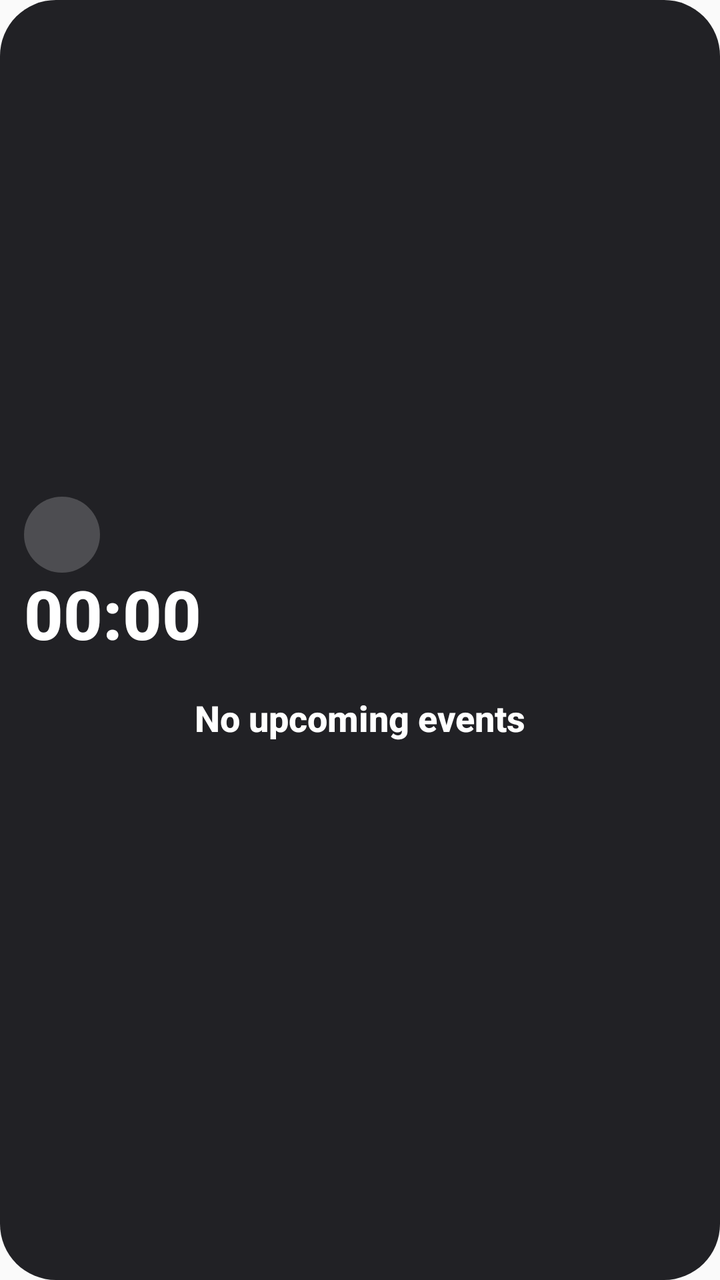
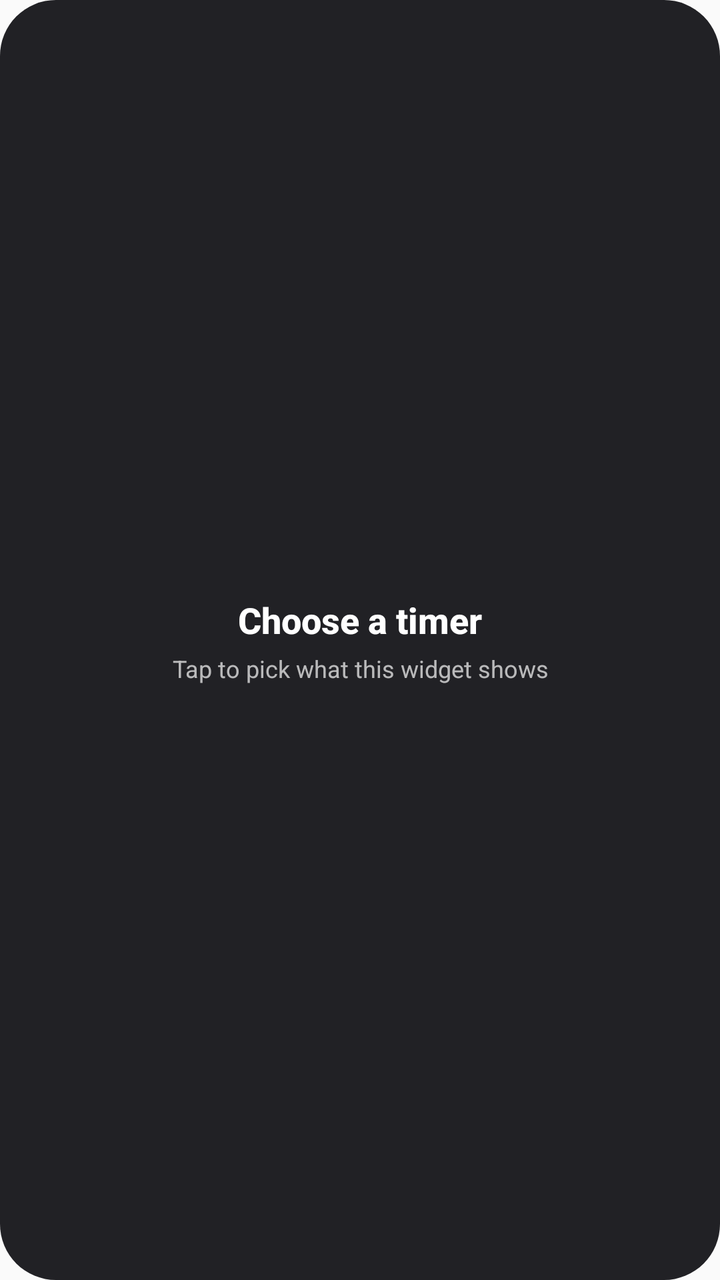

Two renders of the same Android screen: before a commit and after it. Below are the layout's source before the change and the commit's diff.
<!-- AndroidManifest.xml: application theme Theme.Clockdown -->
<!-- res/layout/widget.xml -->
<?xml version="1.0" encoding="utf-8"?>
<LinearLayout xmlns:android="http://schemas.android.com/apk/res/android"
    android:id="@+id/root"
    android:layout_width="match_parent"
    android:layout_height="match_parent"
    android:background="@drawable/widget_bg"
    android:gravity="center_vertical"
    android:orientation="vertical"
    android:padding="12dp">

    <LinearLayout
        android:layout_width="match_parent"
        android:layout_height="wrap_content"
        android:gravity="center_vertical"
        android:orientation="horizontal">

        <TextView
            android:id="@+id/emoji"
            android:layout_width="38dp"
            android:layout_height="38dp"
            android:background="@drawable/widget_badge_light"
            android:gravity="center"
            android:textSize="20sp" />

        <TextView
            android:id="@+id/name"
            android:layout_width="0dp"
            android:layout_height="wrap_content"
            android:layout_marginStart="10dp"
            android:layout_weight="1"
            android:ellipsize="end"
            android:fontFamily="sans-serif-medium"
            android:maxLines="2"
            android:textColor="@color/white"
            android:textSize="15sp"
            android:textStyle="bold" />
    </LinearLayout>

    <LinearLayout
        android:layout_width="match_parent"
        android:layout_height="wrap_content"
        android:layout_marginTop="2dp"
        android:gravity="center_vertical"
        android:orientation="horizontal">

        <Chronometer
            android:id="@+id/chrono"
            android:layout_width="0dp"
                android:layout_weight="1"
            android:layout_height="wrap_content"
                    android:fontFamily="sans-serif-medium"
            android:fontFeatureSettings="tnum"
            android:includeFontPadding="false"
            android:textColor="@color/white"
            android:autoSizeMaxTextSize="34sp"
                android:autoSizeMinTextSize="14sp"
                android:autoSizeStepGranularity="1sp"
                android:autoSizeTextType="uniform"
                android:maxLines="1"
                android:textSize="34sp"
            android:textStyle="bold" />

        <ImageView
            android:id="@+id/progress_ring"
            android:layout_width="40dp"
            android:layout_height="40dp"
            android:layout_marginStart="6dp"
            android:contentDescription="@null"
            android:scaleType="fitCenter"
            android:visibility="gone" />
    </LinearLayout>

    <TextView
        android:id="@+id/room"
        android:layout_width="match_parent"
        android:layout_height="wrap_content"
        android:layout_marginTop="2dp"
        android:ellipsize="end"
        android:fontFamily="sans-serif-medium"
        android:maxLines="2"
        android:textColor="#B0FFFFFF"
        android:textSize="12sp"
        android:textStyle="bold" />

    <ImageView
        android:id="@+id/progress_strip"
        android:layout_width="match_parent"
        android:layout_height="10dp"
        android:layout_marginTop="5dp"
        android:contentDescription="@null"
        android:scaleType="fitXY"
        android:visibility="gone" />

    <TextView
        android:id="@+id/empty"
        android:layout_width="match_parent"
        android:layout_height="wrap_content"
        android:fontFamily="sans-serif-medium"
        android:gravity="center"
        android:text="No upcoming events"
        android:textColor="@color/white"
        android:textSize="18sp"
        android:textStyle="bold" />

    <TextView
        android:id="@+id/empty_sub"
        android:layout_width="match_parent"
        android:layout_height="wrap_content"
        android:layout_marginTop="4dp"
        android:ellipsize="end"
        android:gravity="center"
        android:maxLines="2"
        android:textColor="#B0FFFFFF"
        android:textSize="12sp" />
</LinearLayout>
<!-- resources referenced by this layout -->
<resources>
  <color name="white">#FFFFFFFF</color>
  <!-- drawable widget_badge_light (drawable) -->
  <?xml version="1.0" encoding="utf-8"?>
  <shape xmlns:android="http://schemas.android.com/apk/res/android" android:shape="oval">
      <solid android:color="#33FFFFFF" />
  </shape>
  <!-- drawable widget_bg (drawable) -->
  <?xml version="1.0" encoding="utf-8"?>
  <shape xmlns:android="http://schemas.android.com/apk/res/android">
      <solid android:color="#F0141418" />
      <corners android:radius="28dp" />
  </shape>
  <style name="Theme.Clockdown" parent="android:Theme.Material.Light.NoActionBar" />
</resources>

<!-- the commit's change to res/layout/widget.xml (unified diff, before → after) -->
@@ -12,7 +12,8 @@
         android:layout_width="match_parent"
         android:layout_height="wrap_content"
         android:gravity="center_vertical"
-        android:orientation="horizontal">
+        android:orientation="horizontal"
+        android:visibility="gone">
 
         <TextView
             android:id="@+id/emoji"
@@ -41,7 +42,8 @@
         android:layout_height="wrap_content"
         android:layout_marginTop="2dp"
         android:gravity="center_vertical"
-        android:orientation="horizontal">
+        android:orientation="horizontal"
+        android:visibility="gone">
 
         <Chronometer
             android:id="@+id/chrono"
@@ -80,7 +82,8 @@
         android:maxLines="2"
         android:textColor="#B0FFFFFF"
         android:textSize="12sp"
-        android:textStyle="bold" />
+        android:textStyle="bold"
+        android:visibility="gone" />
 
     <ImageView
         android:id="@+id/progress_strip"
@@ -91,13 +94,14 @@
         android:scaleType="fitXY"
         android:visibility="gone" />
 
+    
     <TextView
         android:id="@+id/empty"
         android:layout_width="match_parent"
         android:layout_height="wrap_content"
         android:fontFamily="sans-serif-medium"
         android:gravity="center"
-        android:text="No upcoming events"
+        android:text="Choose a timer"
         android:textColor="@color/white"
         android:textSize="18sp"
         android:textStyle="bold" />
@@ -110,6 +114,7 @@
         android:ellipsize="end"
         android:gravity="center"
         android:maxLines="2"
+        android:text="Tap to pick what this widget shows"
         android:textColor="#B0FFFFFF"
         android:textSize="12sp" />
 </LinearLayout>
